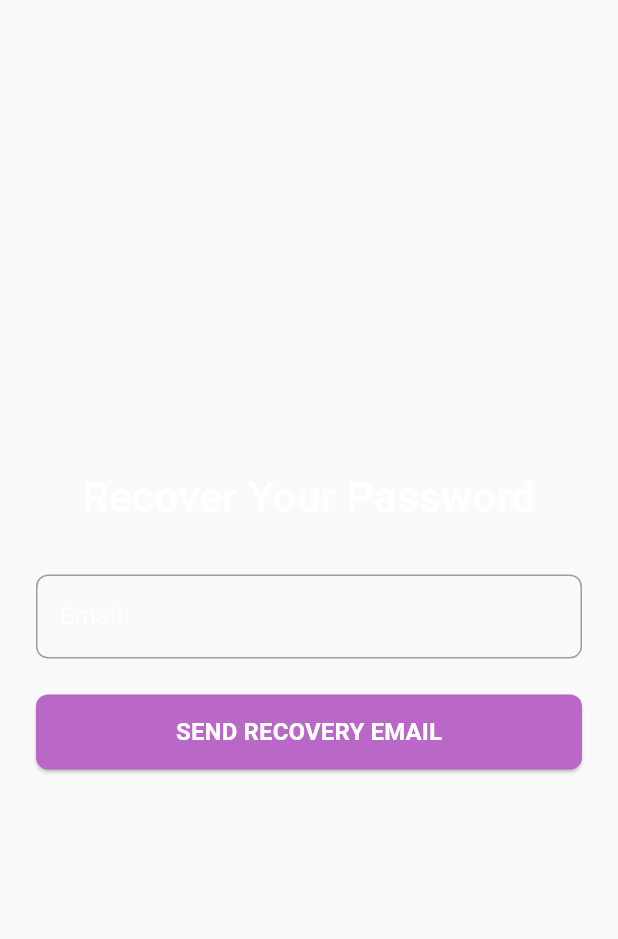
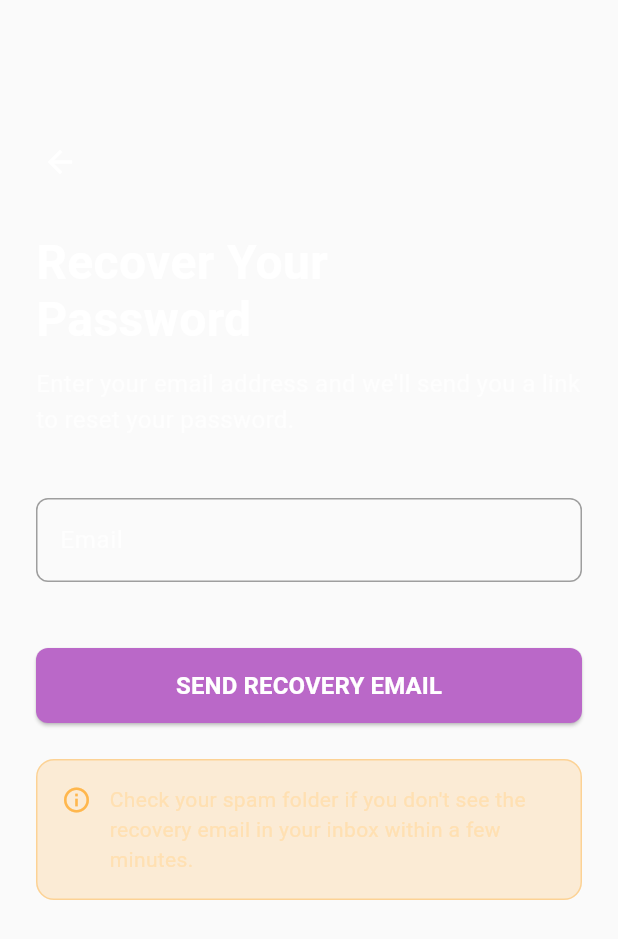
Before and after one commit to keeghan/firenote_2, a Flutter app: the PasswordRecoveryScreen screen opened by its route, on a phone screen of 412 x 824 dp. Shown: the top 939 px of the screen. Run offline on Flutter 3.47's test engine with Material 3 defaults, Android fonts, the light colour scheme and no system bars; our stand-ins replace firebase_auth, firebase_core, firebase_database, flutter_bloc, fluttertoast, go_router and 2 more; accounts and stored records are empty.

Commit message:
feat: refactor NotesBloc and enhance password recovery UI
- Update `AuthTextField` and `AuthPasswordField` to maintain consistent height when showing errors.
- Refactor `NotesBloc` to centralize authentication checks and improve note decryption logic.
- Move `InitializeNotes` and `CleanupNotes` logic to `main.dart` auth state listener.
- Redesign `PasswordRecoveryScreen` with improved layout, back button, and a spam notice.
- Adjust spacing in `SignInScreen` and remove redundant cleanup in `NotesScreen`.

```diff
--- a/lib/main.dart
+++ b/lib/main.dart
@@ -3,6 +3,7 @@ import 'package:firebase_core/firebase_core.dart';
 import 'package:firenote_2/firebase_options.dart';
 import 'package:firenote_2/state/authentication_bloc.dart';
 import 'package:firenote_2/state/notes_bloc.dart';
+import 'package:firenote_2/state/notes_event.dart';
 import 'package:firenote_2/ui/edit_note_screen.dart';
 import 'package:firenote_2/ui/password_recovery_screen.dart';
 import 'package:firenote_2/ui/sign_in_screen.dart';
@@ -23,8 +24,11 @@ void main() async {
   FirebaseAuth.instance.authStateChanges().listen((User? user) async {
     if (user != null) {
       await user.getIdToken(true);
-      // Small delay to ensure token propagation to database
+      // Important: small delay allows RTDB socket to re-auth
       await Future.delayed(const Duration(milliseconds: 500));
+      notesBloc.add(InitializeNotes());
+    }else{
+      notesBloc.add(CleanupNotes());
     }
     router.refresh();
   });
--- a/lib/ui/notes_screen.dart
+++ b/lib/ui/notes_screen.dart
@@ -157,8 +157,6 @@ class NotesScreen extends StatelessWidget {
             TextButton(
               onPressed: () {
                 Navigator.pop(context);
-                // Cleanup notes subscription before signing out
-                context.read<NotesBloc>().add(CleanupNotes());
                 // go_router redirects
                 context.read<AuthenticationBloc>().add(SignOutUser());
               },
--- a/lib/ui/password_recovery_screen.dart
+++ b/lib/ui/password_recovery_screen.dart
@@ -31,33 +31,52 @@ class _PasswordRecoveryScreenState extends State<PasswordRecoveryScreen> {
       body: BlocConsumer<AuthenticationBloc, AuthenticationState>(
         builder: (context, authState) {
           return SafeArea(
+            child: Stack(
+              children: [
+                SingleChildScrollView(
                   child: Padding(
                     padding: const EdgeInsets.all(24.0),
                     child: Column(
                       mainAxisAlignment: MainAxisAlignment.center,
+                      crossAxisAlignment: CrossAxisAlignment.start,
                       children: [
-                  //display circular loading icon
-                  if (authState is AuthenticationLoadingState) ...[
-                    Positioned(
-                      child: Container(
-                        color: Colors.black.withValues(alpha: 0.3),
-                        child: Center(child: CircularProgressIndicator()),
+                        const SizedBox(height: 60),
+
+                        // Back button
+                        IconButton(
+                          onPressed: () => Navigator.of(context).pop(),
+                          icon: const Icon(Icons.arrow_back, color: Colors.white),
+                          padding: EdgeInsets.zero,
+                          alignment: Alignment.centerLeft,
                         ),
-                    ),
-                    const SizedBox(height: 32),
-                  ],
 
+                        const SizedBox(height: 24),
+
+                        // Title
                         const Text(
-                    'Recover Your Password',
+                          'Recover Your\nPassword',
                           style: TextStyle(
                             color: Colors.white,
-                      fontSize: 28,
-                      fontWeight: FontWeight.w500,
+                            fontSize: 32,
+                            fontWeight: FontWeight.bold,
+                            height: 1.2,
                           ),
                         ),
 
-                  // Email
-                  const SizedBox(height: 32),
+                        const SizedBox(height: 12),
+
+                        // Subtitle
+                        Text(
+                          'Enter your email address and we\'ll send you a link to reset your password.',
+                          style: TextStyle(
+                            color: Colors.white.withValues(alpha: 0.7),
+                            fontSize: 16,
+                            height: 1.5,
+                          ),
+                        ),
+
+                        // Email field
+                        const SizedBox(height: 40),
                         AuthTextField(
                           textEditingController: _emailController,
                           hintText: "Email",
@@ -65,7 +84,7 @@ class _PasswordRecoveryScreenState extends State<PasswordRecoveryScreen> {
                           errorText: _emailError,
                         ),
 
-                  // SignIn Button
+                        // Send button
                         const SizedBox(height: 24),
                         AuthButton(
                           text: 'SEND RECOVERY EMAIL',
@@ -79,8 +98,61 @@ class _PasswordRecoveryScreenState extends State<PasswordRecoveryScreen> {
                           },
                           isStretched: true,
                         ),
+
+                        // Spam notice
+                        const SizedBox(height: 24),
+                        Container(
+                          padding: const EdgeInsets.all(16),
+                          decoration: BoxDecoration(
+                            color: Colors.orange.withValues(alpha: 0.15),
+                            borderRadius: BorderRadius.circular(12),
+                            border: Border.all(
+                              color: Colors.orange.withValues(alpha: 0.3),
+                              width: 1,
+                            ),
+                          ),
+                          child: Row(
+                            crossAxisAlignment: CrossAxisAlignment.start,
+                            children: [
+                              Icon(
+                                Icons.info_outline,
+                                color: Colors.orange.shade300,
+                                size: 20,
+                              ),
+                              const SizedBox(width: 12),
+                              Expanded(
+                                child: Text(
+                                  'Check your spam folder if you don\'t see the recovery email in your inbox within a few minutes.',
+                                  style: TextStyle(
+                                    color: Colors.orange.shade100,
+                                    fontSize: 14,
+                                    height: 1.4,
+                                  ),
+                                ),
+                              ),
                             ],
                           ),
+                        ),
+
+                        const SizedBox(height: 40),
+                      ],
+                    ),
+                  ),
+                ),
+
+                // Loading overlay
+                if (authState is AuthenticationLoadingState)
+                  Positioned.fill(
+                    child: Container(
+                      color: Colors.black.withValues(alpha: 0.5),
+                      child: const Center(
+                        child: CircularProgressIndicator(
+                          valueColor: AlwaysStoppedAnimation<Color>(Colors.white),
+                        ),
+                      ),
+                    ),
+                  ),
+              ],
             ),
           );
         },
--- a/lib/ui/sign_in_screen.dart
+++ b/lib/ui/sign_in_screen.dart
@@ -79,7 +79,7 @@ class _SignInScreenState extends State<SignInScreen> {
                         ),
 
                         // SignIn Button
-                        const SizedBox(height: 24),
+                        const SizedBox(height: 16),
                         AuthButton(
                           text: 'SIGN IN',
                           onButtonPress: () {
@@ -96,7 +96,7 @@ class _SignInScreenState extends State<SignInScreen> {
                         ),
 
                         // SignUp Button
-                        const SizedBox(height: 24),
+                        const SizedBox(height: 16),
                         AuthTextButton(
                           onButtonPress: () {
                             //reset error state
--- a/lib/ui/widgets/auth_passwordfield.dart
+++ b/lib/ui/widgets/auth_passwordfield.dart
@@ -28,7 +28,9 @@ class AuthPasswordField extends StatelessWidget {
       decoration: InputDecoration(
         hintText: hintText,
         errorText: errorText,
+        helperText: errorText == null ? ' ' : null,
         errorStyle: const TextStyle(color: Colors.redAccent),
+        helperStyle: const TextStyle(color: Colors.transparent),
         hintStyle: const TextStyle(color: Colors.white70),
         enabledBorder: OutlineInputBorder(
           borderRadius: BorderRadius.circular(8),
--- a/lib/ui/widgets/auth_textfield.dart
+++ b/lib/ui/widgets/auth_textfield.dart
@@ -23,7 +23,9 @@ class AuthTextField extends StatelessWidget {
       decoration: InputDecoration(
         hintText: hintText,
         errorText: errorText,
+        helperText: errorText == null ? ' ' : null,
         errorStyle: const TextStyle(color: Colors.redAccent),
+        helperStyle: const TextStyle(color: Colors.transparent),
         hintStyle: const TextStyle(color: Colors.white70),
         enabledBorder: OutlineInputBorder(
           borderRadius: BorderRadius.circular(8),
```
Also changed, not shown: lib/state/notes_bloc.dart (+32 -59 lines). Lines whose indentation alone changed are shown as unchanged.
